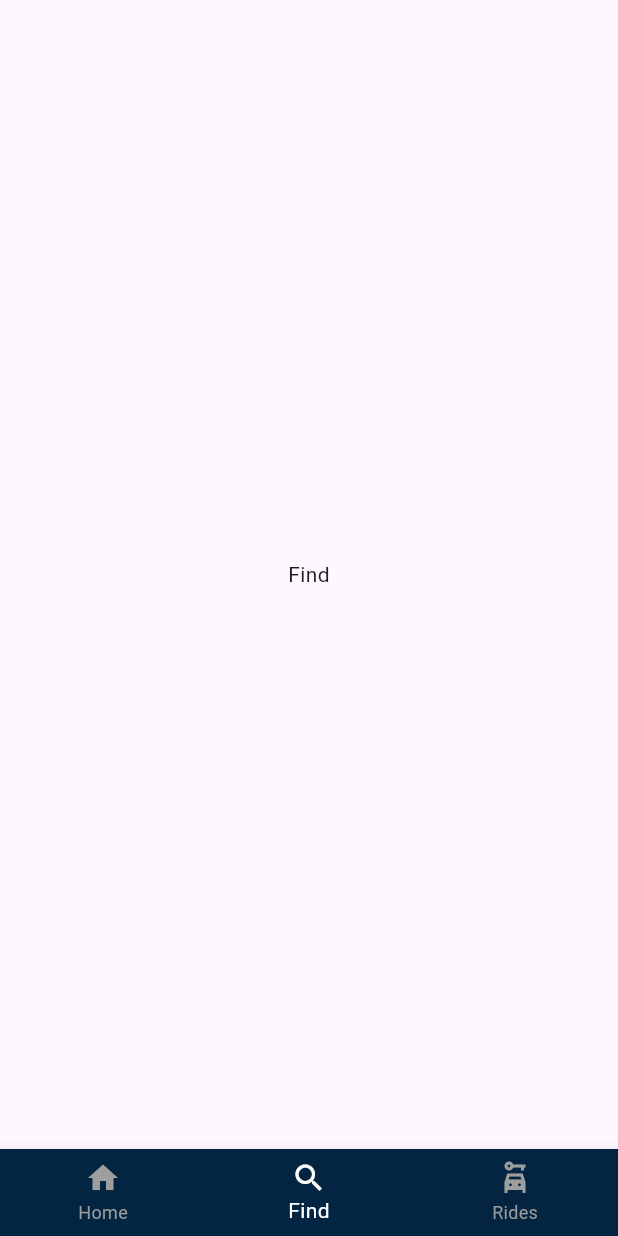
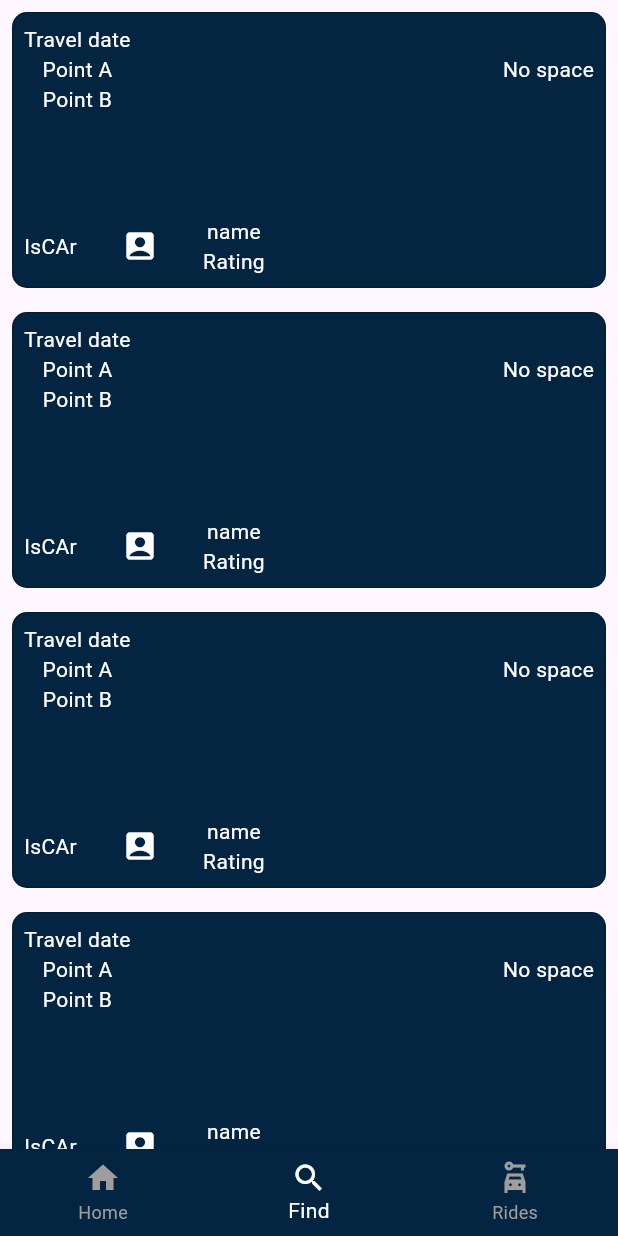
Before and after one commit to aposaitama/Fetra, a Flutter app: the MainScreenWidget screen opened by its route, item 2 of the bottom bar chosen, on a phone screen of 412 x 824 dp. Run offline on Flutter 3.47's test engine with Material 3 defaults, Android fonts, the phone set to English and light mode, and no system bars.

Commit message:
added on find_screen test listview with elements without api(only ui)

```diff
--- a/lib/widgets/auth/main_screen/main_screen_widget.dart
+++ b/lib/widgets/auth/main_screen/main_screen_widget.dart
@@ -1,3 +1,4 @@
+import 'package:dart_simple/widgets/find_screen/find_screen_widget.dart';
 import 'package:flutter/material.dart';
 
 class MainScreenWidget extends StatefulWidget {
@@ -14,9 +15,7 @@ class _MainScreenWidgetState extends State<MainScreenWidget> {
     Text(
       'Home',
     ),
-    Text(
-      'Find',
-    ),
+    FindListWidget(),
     Text(
       'Rides',
     ),
--- /dev/null
+++ b/lib/widgets/find_screen/find_screen_widget.dart
@@ -0,0 +1,85 @@
+import 'package:flutter/material.dart';
+
+class FindListWidget extends StatelessWidget {
+  const FindListWidget({super.key});
+
+  @override
+  Widget build(BuildContext context) {
+    return ListView.builder(
+      itemCount: 10,
+      itemExtent: 200,
+      itemBuilder: (BuildContext context, int index) {
+        return Padding(
+          padding: const EdgeInsets.all(8.0),
+          child: DecoratedBox(
+            decoration: BoxDecoration(
+                color: const Color.fromRGBO(3, 37, 65, 1),
+                border: Border.all(color: Colors.black.withOpacity(0.2)),
+                borderRadius: BorderRadius.all(Radius.circular(10))),
+            child: Container(
+              child: Padding(
+                padding: const EdgeInsets.all(8.0),
+                child: Column(
+                  mainAxisAlignment: MainAxisAlignment.spaceBetween,
+                  children: [
+                    Row(
+                      mainAxisAlignment: MainAxisAlignment.spaceBetween,
+                      children: [
+                        Column(
+                          children: [
+                            Text(
+                              'Travel date',
+                              style: TextStyle(color: Colors.white),
+                            ),
+                            Text(
+                              'Point A',
+                              style: TextStyle(color: Colors.white),
+                            ),
+                            Text(
+                              'Point B',
+                              style: TextStyle(color: Colors.white),
+                            ),
+                          ],
+                        ),
+                        Text(
+                          'No space',
+                          style: TextStyle(color: Colors.white),
+                        ),
+                      ],
+                    ),
+                    Row(
+                      children: [
+                        Text(
+                          'IsCAr',
+                          style: TextStyle(color: Colors.white),
+                        ),
+                        SizedBox(width: 30),
+                        Icon(
+                          Icons.account_box,
+                          color: Colors.white,
+                        ),
+                        SizedBox(width: 30),
+                        Column(
+                          children: [
+                            Text(
+                              'name',
+                              style: TextStyle(color: Colors.white),
+                            ),
+                            Text(
+                              'Rating',
+                              style: TextStyle(color: Colors.white),
+                            )
+                          ],
+                        )
+                      ],
+                    )
+                  ],
+                ),
+              ),
+            ),
+          ),
+        );
+      },
+    );
+  }
+}
```
